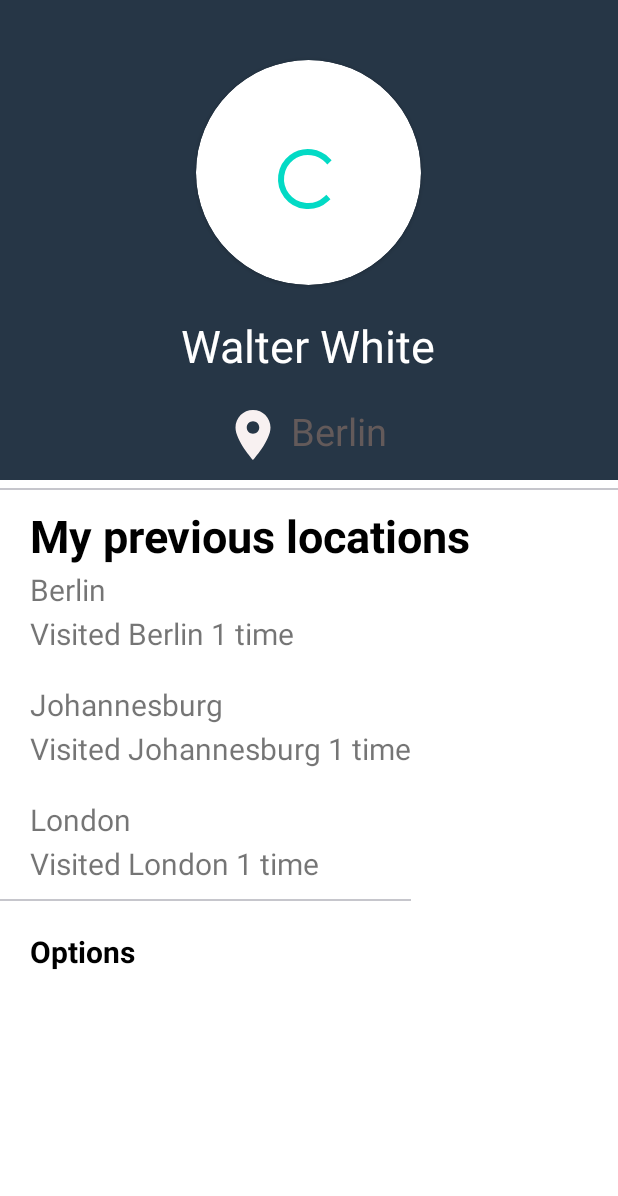
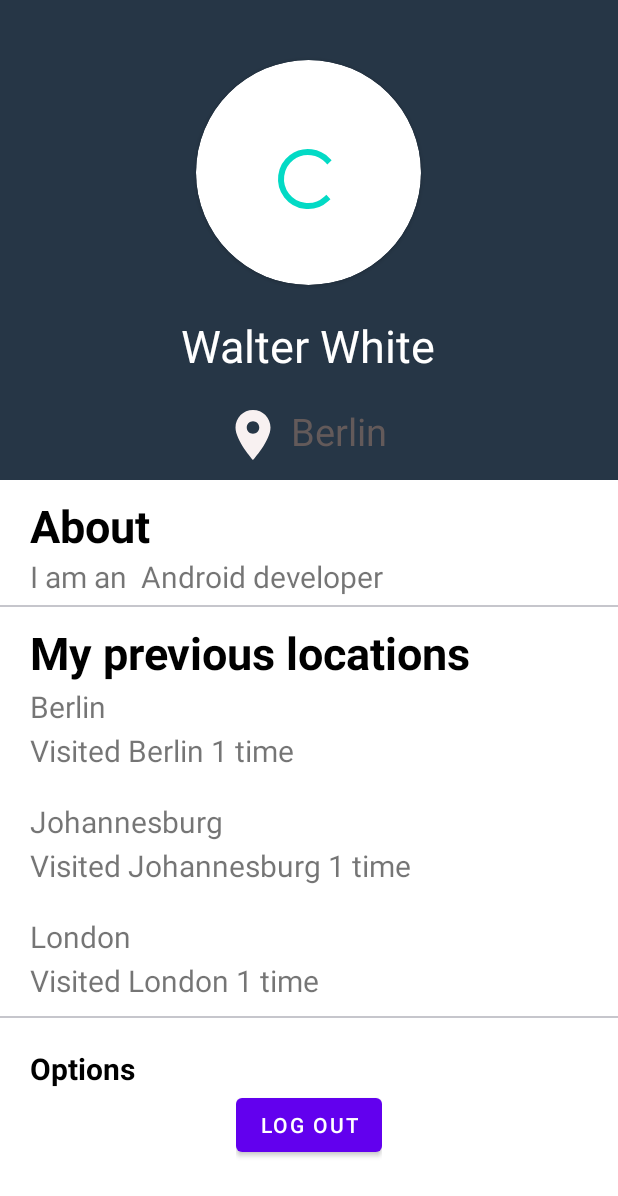
Before and after one commit to Rakeshkrishali007/AndroidTrainingProject, an Android app: the layout activity_dash_board.xml on its own in the app's theme, with its tools: preview values and no code run, on a phone screen of 412 x 824 dp. Shown: the top 1196 px of the screen. Run offline under Robolectric (Android 15) with nearby library versions, the phone set to English and light mode, and no system bars.

Commit message:
logout probelm

```diff
--- a/app/src/main/res/layout/activity_dash_board.xml
+++ b/app/src/main/res/layout/activity_dash_board.xml
@@ -146,6 +146,30 @@
 
 
 
+        <LinearLayout
+            android:layout_width="wrap_content"
+            android:layout_height="wrap_content"
+            android:orientation="vertical"
+
+            >
+
+            <TextView
+                android:layout_width="wrap_content"
+                android:layout_height="wrap_content"
+                android:layout_marginLeft="20dp"
+                android:layout_marginTop="10dp"
+                android:text="About"
+                android:textColor="@color/black"
+                android:textSize="30sp"
+                android:textStyle="bold" />
+            <TextView
+                android:layout_width="wrap_content"
+                android:layout_height="wrap_content"
+                android:textSize="20sp"
+                android:layout_marginLeft="20dp"
+                android:text="I am an  Android developer"
+                />
+        </LinearLayout>
 
         <View
             android:layout_width="match_parent"
@@ -165,7 +189,7 @@
             android:layout_marginTop="10dp"
             android:text="My previous locations"
             android:textColor="@color/black"
-            android:textSize="30dp"
+            android:textSize="30sp"
             android:textStyle="bold" />
 
         <LinearLayout
@@ -230,7 +254,7 @@
 
 
             <View
-                android:layout_width="match_parent"
+                android:layout_width="wrap_content"
                 android:layout_height="1dp"
                 android:background="#4835384A"
                 android:layout_marginTop="10dp"
@@ -249,6 +273,24 @@
 
 
         </LinearLayout>
+        <LinearLayout
+            android:layout_width="wrap_content"
+            android:layout_height="wrap_content"
+            android:layout_gravity="center_horizontal"
+          >
+
+            <Button
+                android:id="@+id/btn_logout"
+                android:layout_width="wrap_content"
+                android:layout_height="wrap_content"
+                android:text="Log Out"
+                app:layout_constraintBottom_toBottomOf="parent"
+                app:layout_constraintEnd_toEndOf="parent"
+                app:layout_constraintHorizontal_bias="0.169"
+                app:layout_constraintStart_toStartOf="parent"
+                app:layout_constraintTop_toBottomOf="@+id/et_password"
+                app:layout_constraintVertical_bias="0.239" />
+        </LinearLayout>
 
     </LinearLayout>
 
```
Also changed, not shown: app/src/main/java/com/example/androidtrainingproject/DashBoard.kt (+10 -3 lines), app/src/main/java/com/example/androidtrainingproject/MainActivity.kt (+13 -6 lines), app/src/main/res/layout/activity_main.xml (+2 -14 lines).
